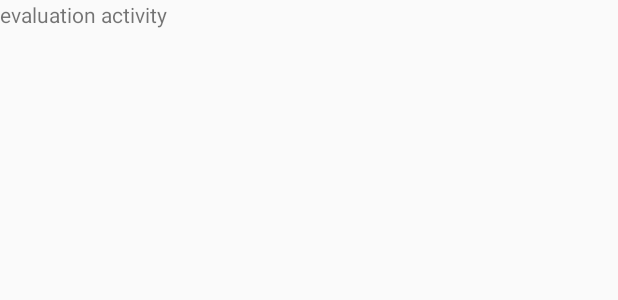
After one commit to quranyamal/rafiqul-huffazh, an Android app: the layout activity_eval.xml on its own in the app's theme, with its tools: preview values and no code run, on a phone screen of 412 x 824 dp. The commit adds this screen. Shown: the top 300 px of the screen. Run offline under Robolectric (Android 15) with nearby library versions, the phone set to English and light mode, and no system bars.

Commit message:
add murojaah navigation, add eval activity (n progress)

```diff
--- a/app/src/main/AndroidManifest.xml
+++ b/app/src/main/AndroidManifest.xml
@@ -24,7 +24,8 @@
         <activity android:name=".imtihan.ImtihanActivity" />
         <activity android:name=".config.ServerConfigActivity" />
         <activity android:name=".util.AudioRecordTest" />
-        <activity android:name=".murojaah.SurahSelectionActivity"></activity>
+        <activity android:name=".murojaah.SurahSelectionActivity" />
+        <activity android:name=".eval.EvalActivity"></activity>
     </application>
 
 </manifest>
--- a/app/src/main/java/org/tangaya/quranasrclient/data/Surah.java
+++ b/app/src/main/java/org/tangaya/quranasrclient/data/Surah.java
@@ -33,4 +33,8 @@ public class Surah {
     public String getAyah(int i) {
         return listOfAyah.get(i-1).toString();
     }
+
+    public boolean isValidAyahNum(int num) {
+        return num>0 && num <=listOfAyah.size();
+    }
 }
--- a/app/src/main/java/org/tangaya/quranasrclient/murojaah/MurojaahFragment.java
+++ b/app/src/main/java/org/tangaya/quranasrclient/murojaah/MurojaahFragment.java
@@ -47,7 +47,7 @@ public class MurojaahFragment extends Fragment {
 
     TextView statusTv;
 
-    String hostname = "192.168.1.217";
+    String hostname = "192.168.43.236";
     String port = "8888";
 
     // NEW WKWKWK
--- a/app/src/main/java/org/tangaya/quranasrclient/util/ConnectToWSTask.java
+++ b/app/src/main/java/org/tangaya/quranasrclient/util/ConnectToWSTask.java
@@ -45,7 +45,7 @@ public class ConnectToWSTask extends AsyncTask<WebSocket, String, Boolean> {
 
         try {
             ws.connect();
-            Log.d("MANew", "connecting to ws");
+            Log.d("ConnectToWSTask", "connecting to ws");
         } catch (WebSocketException e) {
             e.printStackTrace();
             return false;
--- /dev/null
+++ b/app/src/main/res/layout/activity_eval.xml
@@ -0,0 +1,14 @@
+<?xml version="1.0" encoding="utf-8"?>
+<android.support.constraint.ConstraintLayout xmlns:android="http://schemas.android.com/apk/res/android"
+    xmlns:app="http://schemas.android.com/apk/res-auto"
+    xmlns:tools="http://schemas.android.com/tools"
+    android:layout_width="match_parent"
+    android:layout_height="match_parent"
+    tools:context="org.tangaya.quranasrclient.eval.EvalActivity">
+
+    <TextView
+        android:layout_width="wrap_content"
+        android:layout_height="wrap_content"
+        android:text="evaluation activity"/>
+
+</android.support.constraint.ConstraintLayout>
```
Also changed, not shown: app/src/main/java/org/tangaya/quranasrclient/data/service/Transcriber.java (+13 -6 lines), app/src/main/java/org/tangaya/quranasrclient/eval/EvalActivity.java (added, +15 -0 lines), app/src/main/java/org/tangaya/quranasrclient/murojaah/MurojaahActivity.java (+27 -1 lines), app/src/main/java/org/tangaya/quranasrclient/murojaah/MurojaahNavigator.java (added, +7 -0 lines), app/src/main/java/org/tangaya/quranasrclient/murojaah/MurojaahViewModel.java (+21 -18 lines), app/src/main/res/layout/activity_murojaah.xml (+11 -0 lines).
